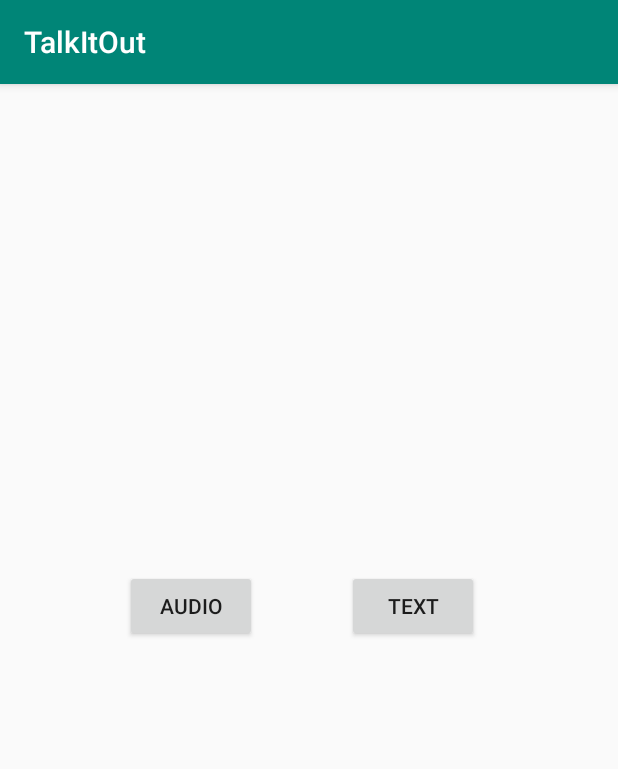
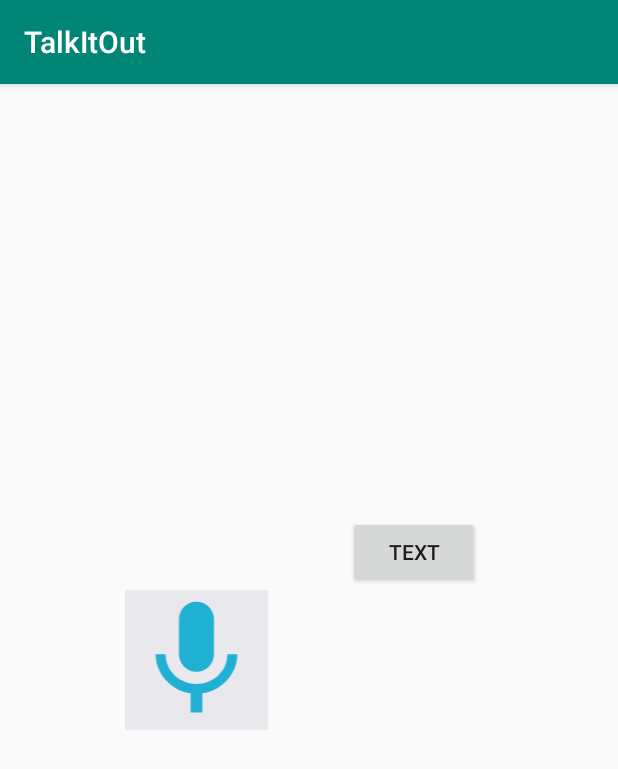
Before and after one commit to DLabbate/TalkItOut, an Android app: the selectInput screen opened directly, with no data from a screen before it, on a phone screen of 412 x 824 dp. Shown: the top 769 px of the screen. Run offline under Robolectric (Android 15) with nearby library versions, the phone set to English and light mode, and no system bars.

Commit message:
added image view for select input

```diff
--- a/app/src/main/java/com/example/talkitout/Activities/selectInput.java
+++ b/app/src/main/java/com/example/talkitout/Activities/selectInput.java
@@ -6,28 +6,33 @@ import android.content.Intent;
 import android.os.Bundle;
 import android.view.View;
 import android.widget.Button;
+import android.widget.ImageView;
 
 import com.example.talkitout.R;
 
 public class selectInput extends AppCompatActivity {
 
-    protected Button audioButton = null;
+    //protected Button audioButton = null;
     protected Button textButton = null;
+    protected ImageView audioImage = null;
 
     @Override
     protected void onCreate(Bundle savedInstanceState) {
         super.onCreate(savedInstanceState);
         setContentView(R.layout.activity_select_input);
 
-        audioButton = (Button) findViewById(R.id.audioButton);
-        audioButton.setOnClickListener(onClickAudioButton);
+        //audioButton = (Button) findViewById(R.id.audioButton);
+        //audioButton.setOnClickListener(onClickAudioButton);
 
         textButton = (Button) findViewById(R.id.textButton);
         textButton.setOnClickListener(onClickTextButton);
+
+        audioImage = (ImageView) findViewById(R.id.audioImageView);
+        audioImage.setOnClickListener(onClickAudioImage);
     }
 
 
-    private Button.OnClickListener onClickAudioButton = new Button.OnClickListener(){
+    private Button.OnClickListener onClickAudioImage = new Button.OnClickListener(){
         @Override
         public void onClick(View v) {
             audio();
--- a/app/src/main/res/layout/activity_select_input.xml
+++ b/app/src/main/res/layout/activity_select_input.xml
@@ -7,21 +7,26 @@
     tools:context=".Activities.selectInput">
 
     <Button
-        android:id="@+id/audioButton"
-        android:layout_width="wrap_content"
-        android:layout_height="wrap_content"
-        android:layout_marginStart="83dp"
-        android:text="Audio"
-        app:layout_constraintBaseline_toBaselineOf="@+id/textButton"
-        app:layout_constraintStart_toStartOf="parent" />
-
-    <Button
         android:id="@+id/textButton"
         android:layout_width="wrap_content"
         android:layout_height="wrap_content"
-        android:layout_marginStart="60dp"
-        android:layout_marginTop="324dp"
+        android:layout_marginTop="288dp"
+        android:layout_marginEnd="92dp"
         android:text="Text"
-        app:layout_constraintStart_toEndOf="@+id/audioButton"
+        app:layout_constraintEnd_toEndOf="parent"
+        app:layout_constraintStart_toEndOf="@+id/audioImageView"
         app:layout_constraintTop_toTopOf="parent" />
+
+    <ImageView
+        android:id="@+id/audioImageView"
+        android:layout_width="0dp"
+        android:layout_height="93dp"
+        android:layout_marginStart="83dp"
+        android:layout_marginEnd="53dp"
+        android:background="@color/colorGrey"
+        app:layout_constraintBottom_toBottomOf="parent"
+        app:layout_constraintEnd_toStartOf="@+id/textButton"
+        app:layout_constraintStart_toStartOf="parent"
+        app:layout_constraintTop_toTopOf="parent"
+        app:srcCompat="@drawable/ic_mic" />
 </androidx.constraintlayout.widget.ConstraintLayout>
--- a/app/src/main/res/values/colors.xml
+++ b/app/src/main/res/values/colors.xml
@@ -4,4 +4,5 @@
     <color name="colorPrimaryDark">#00574B</color>
     <color name="colorAccent">#D81B60</color>
     <color name="colorLightBlue">#1FB0D4</color>
+    <color name="colorGrey">#e9e8ed</color>
 </resources>
```
